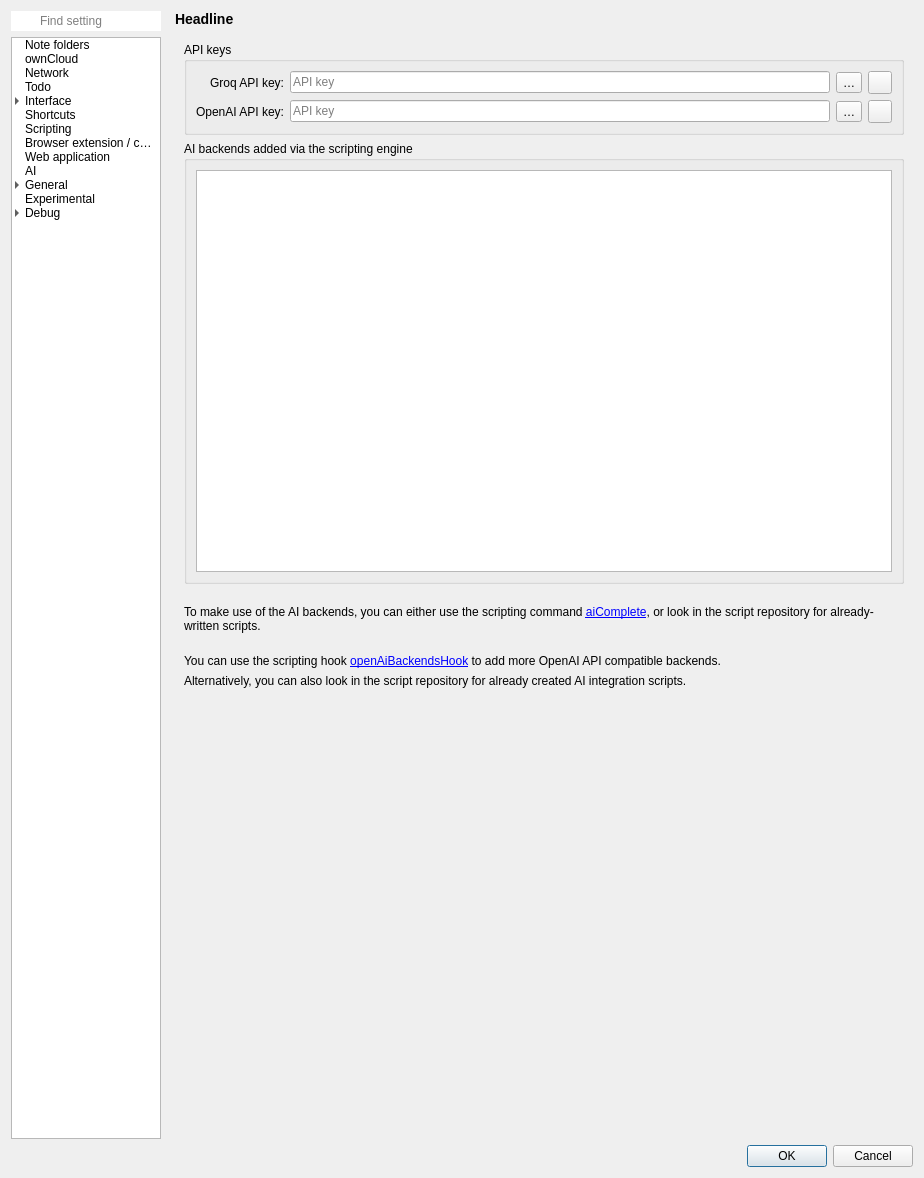
First picture: the form in src/dialogs/settingsdialog.ui, repository pbek/QOwnNotes, before the edit.
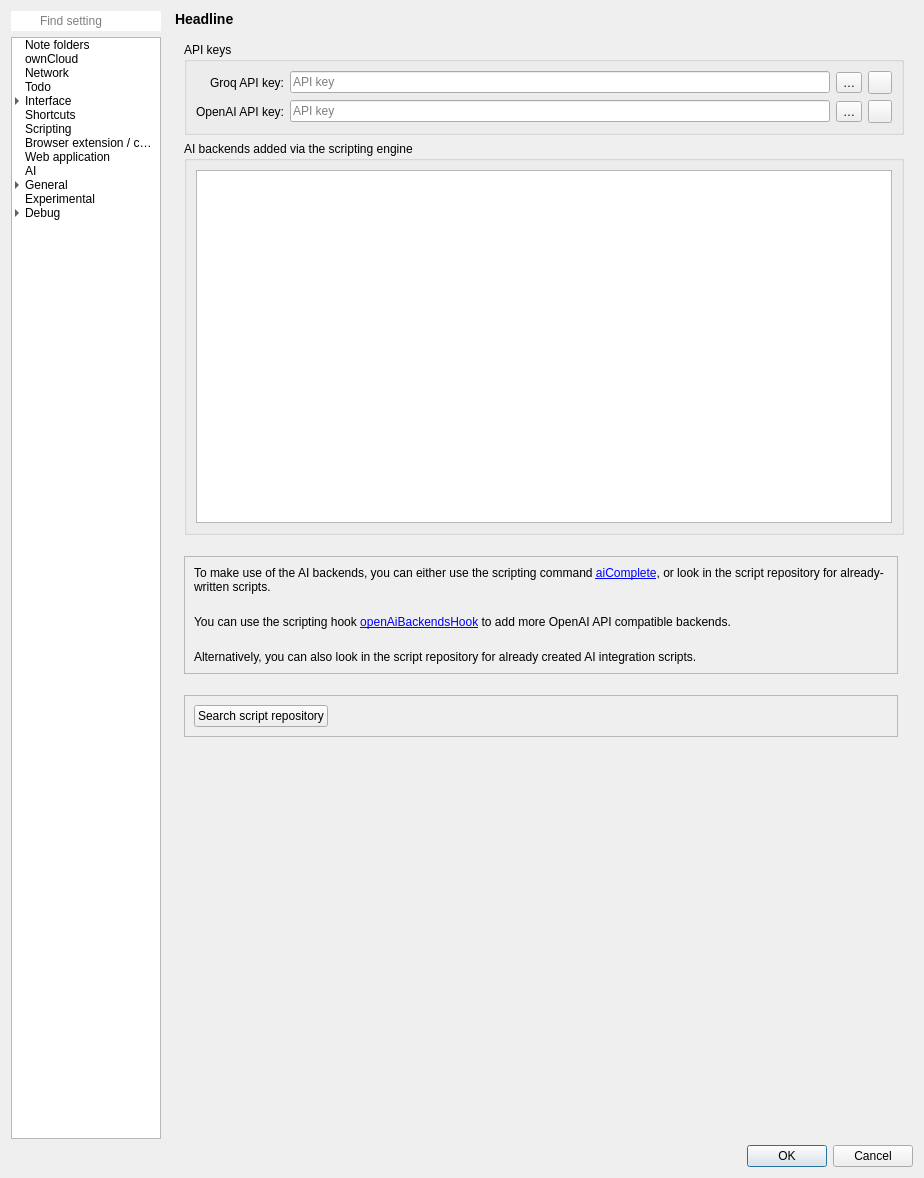
Second picture: the form after the edit. Icons and pictures are not drawn. Custom widgets are drawn as their Qt base class.

Commit message: #3064 add: AI API base URLS to treewidget and button to search script repository

Patch:
```diff
--- a/src/dialogs/settingsdialog.ui
+++ b/src/dialogs/settingsdialog.ui
@@ -6886,8 +6886,235 @@
               <verstretch>0</verstretch>
              </sizepolicy>
             </property>
-            <layout class="QVBoxLayout" name="verticalLayout_32">
-             <item>
+            <layout class="QGridLayout" name="gridLayout_88">
+             <item row="2" column="0">
+              <spacer name="aiVerticalSpacer1">
+               <property name="orientation">
+                <enum>Qt::Orientation::Vertical</enum>
+               </property>
+               <property name="sizeType">
+                <enum>QSizePolicy::Policy::Fixed</enum>
+               </property>
+               <property name="sizeHint" stdset="0">
+                <size>
+                 <width>20</width>
+                 <height>15</height>
+                </size>
+               </property>
+              </spacer>
+             </item>
+             <item row="11" column="0">
+              <spacer name="verticalSpacer_21">
+               <property name="orientation">
+                <enum>Qt::Orientation::Vertical</enum>
+               </property>
+               <property name="sizeHint" stdset="0">
+                <size>
+                 <width>20</width>
+                 <height>40</height>
+                </size>
+               </property>
+              </spacer>
+             </item>
+             <item row="3" column="0">
+              <widget class="QFrame" name="frame_8">
+               <property name="minimumSize">
+                <size>
+                 <width>0</width>
+                 <height>100</height>
+                </size>
+               </property>
+               <property name="frameShape">
+                <enum>QFrame::Shape::StyledPanel</enum>
+               </property>
+               <property name="frameShadow">
+                <enum>QFrame::Shadow::Raised</enum>
+               </property>
+               <layout class="QVBoxLayout" name="verticalLayout_32">
+                <item>
+                 <widget class="QLabel" name="openAiScriptingLabel3">
+                  <property name="text">
+                   <string>To make use of the AI backends, you can either use the scripting command &lt;a href=&quot;%1&quot;&gt;aiComplete&lt;/a&gt;, or look in the script repository for already-written scripts.</string>
+                  </property>
+                  <property name="wordWrap">
+                   <bool>true</bool>
+                  </property>
+                  <property name="openExternalLinks">
+                   <bool>true</bool>
+                  </property>
+                 </widget>
+                </item>
+                <item>
+                 <spacer name="aiVerticalSpacer2">
+                  <property name="orientation">
+                   <enum>Qt::Orientation::Vertical</enum>
+                  </property>
+                  <property name="sizeType">
+                   <enum>QSizePolicy::Policy::Fixed</enum>
+                  </property>
+                  <property name="sizeHint" stdset="0">
+                   <size>
+                    <width>20</width>
+                    <height>15</height>
+                   </size>
+                  </property>
+                 </spacer>
+                </item>
+                <item>
+                 <widget class="QLabel" name="openAiScriptingLabel">
+                  <property name="text">
+                   <string>You can use the scripting hook &lt;a href=&quot;%1&quot;&gt;openAiBackendsHook&lt;/a&gt; to add more OpenAI API compatible backends.</string>
+                  </property>
+                  <property name="wordWrap">
+                   <bool>true</bool>
+                  </property>
+                  <property name="openExternalLinks">
+                   <bool>true</bool>
+                  </property>
+                 </widget>
+                </item>
+                <item>
+                 <spacer name="aiVerticalSpacer2_3">
+                  <property name="orientation">
+                   <enum>Qt::Orientation::Vertical</enum>
+                  </property>
+                  <property name="sizeType">
+                   <enum>QSizePolicy::Policy::Fixed</enum>
+                  </property>
+                  <property name="sizeHint" stdset="0">
+                   <size>
+                    <width>20</width>
+                    <height>15</height>
+                   </size>
+                  </property>
+                 </spacer>
+                </item>
+                <item>
+                 <widget class="QLabel" name="openAiScriptingLabel2">
+                  <property name="text">
+                   <string>Alternatively, you can also look in the script repository for already created AI integration scripts.</string>
+                  </property>
+                  <property name="wordWrap">
+                   <bool>true</bool>
+                  </property>
+                 </widget>
+                </item>
+               </layout>
+              </widget>
+             </item>
+             <item row="1" column="0" colspan="2">
+              <widget class="QGroupBox" name="aiScriptingGroupBox">
+               <property name="sizePolicy">
+                <sizepolicy hsizetype="Preferred" vsizetype="MinimumExpanding">
+                 <horstretch>0</horstretch>
+                 <verstretch>0</verstretch>
+                </sizepolicy>
+               </property>
+               <property name="title">
+                <string>AI backends added via the scripting engine</string>
+               </property>
+               <layout class="QGridLayout" name="gridLayout_87">
+                <item row="0" column="0">
+                 <widget class="QTreeWidget" name="aiScriptingTreeWidget">
+                  <property name="sizePolicy">
+                   <sizepolicy hsizetype="Expanding" vsizetype="MinimumExpanding">
+                    <horstretch>0</horstretch>
+                    <verstretch>0</verstretch>
+                   </sizepolicy>
+                  </property>
+                  <property name="rootIsDecorated">
+                   <bool>false</bool>
+                  </property>
+                  <attribute name="headerVisible">
+                   <bool>false</bool>
+                  </attribute>
+                  <column>
+                   <property name="text">
+                    <string notr="true">Name</string>
+                   </property>
+                  </column>
+                  <column>
+                   <property name="text">
+                    <string notr="true">Test</string>
+                   </property>
+                  </column>
+                  <column>
+                   <property name="text">
+                    <string notr="true">Endpoint</string>
+                   </property>
+                  </column>
+                  <column>
+                   <property name="text">
+                    <string notr="true">-</string>
+                   </property>
+                  </column>
+                 </widget>
+                </item>
+               </layout>
+              </widget>
+             </item>
+             <item row="7" column="0">
+              <spacer name="aiVerticalSpacer2_2">
+               <property name="orientation">
+                <enum>Qt::Orientation::Vertical</enum>
+               </property>
+               <property name="sizeType">
+                <enum>QSizePolicy::Policy::Fixed</enum>
+               </property>
+               <property name="sizeHint" stdset="0">
+                <size>
+                 <width>20</width>
+                 <height>15</height>
+                </size>
+               </property>
+              </spacer>
+             </item>
+             <item row="10" column="0">
+              <widget class="QFrame" name="frame_7">
+               <property name="frameShape">
+                <enum>QFrame::Shape::StyledPanel</enum>
+               </property>
+               <property name="frameShadow">
+                <enum>QFrame::Shadow::Raised</enum>
+               </property>
+               <layout class="QHBoxLayout" name="horizontalLayout_15">
+                <item>
+                 <widget class="QPushButton" name="searchScriptRepositoryButton">
+                  <property name="sizePolicy">
+                   <sizepolicy hsizetype="Minimum" vsizetype="Minimum">
+                    <horstretch>0</horstretch>
+                    <verstretch>0</verstretch>
+                   </sizepolicy>
+                  </property>
+                  <property name="text">
+                   <string>Search script repository</string>
+                  </property>
+                  <property name="toolTip">
+                   <string>Search script repository for AI integration scripts</string>
+                  </property>
+                  <property name="icon">
+                   <iconset theme="QIcon::ThemeIcon::EditFind" resource="../breeze-qownnotes.qrc">
+                    <normaloff>:/icons/breeze-qownnotes/16x16/edit-find.svg</normaloff>:/icons/breeze-qownnotes/16x16/edit-find.svg</iconset>
+                  </property>
+                 </widget>
+                </item>
+                <item>
+                 <spacer name="horizontalSpacer_20">
+                  <property name="orientation">
+                   <enum>Qt::Orientation::Horizontal</enum>
+                  </property>
+                  <property name="sizeHint" stdset="0">
+                   <size>
+                    <width>40</width>
+                    <height>20</height>
+                   </size>
+                  </property>
+                 </spacer>
+                </item>
+               </layout>
+              </widget>
+             </item>
+             <item row="0" column="0" colspan="2">
               <widget class="QGroupBox" name="groupBox_40">
                <property name="title">
                 <string>API keys</string>
@@ -6986,133 +7213,6 @@
                </layout>
               </widget>
              </item>
-             <item>
-              <widget class="QGroupBox" name="aiScriptingGroupBox">
-               <property name="sizePolicy">
-                <sizepolicy hsizetype="Preferred" vsizetype="MinimumExpanding">
-                 <horstretch>0</horstretch>
-                 <verstretch>0</verstretch>
-                </sizepolicy>
-               </property>
-               <property name="title">
-                <string>AI backends added via the scripting engine</string>
-               </property>
-               <layout class="QGridLayout" name="gridLayout_87">
-                <item row="0" column="0">
-                 <widget class="QTreeWidget" name="aiScriptingTreeWidget">
-                  <property name="sizePolicy">
-                   <sizepolicy hsizetype="Expanding" vsizetype="MinimumExpanding">
-                    <horstretch>0</horstretch>
-                    <verstretch>0</verstretch>
-                   </sizepolicy>
-                  </property>
-                  <property name="rootIsDecorated">
-                   <bool>false</bool>
-                  </property>
-                  <attribute name="headerVisible">
-                   <bool>false</bool>
-                  </attribute>
-                  <column>
-                   <property name="text">
-                    <string notr="true">Name</string>
-                   </property>
-                  </column>
-                  <column>
-                   <property name="text">
-                    <string notr="true">Test</string>
-                   </property>
-                  </column>
-                  <column>
-                   <property name="text">
-                    <string notr="true">-</string>
-                   </property>
-                  </column>
-                 </widget>
-                </item>
-               </layout>
-              </widget>
-             </item>
-             <item>
-              <spacer name="aiVerticalSpacer1">
-               <property name="orientation">
-                <enum>Qt::Orientation::Vertical</enum>
-               </property>
-               <property name="sizeType">
-                <enum>QSizePolicy::Policy::Fixed</enum>
-               </property>
-               <property name="sizeHint" stdset="0">
-                <size>
-                 <width>20</width>
-                 <height>15</height>
-                </size>
-               </property>
-              </spacer>
-             </item>
-             <item>
-              <widget class="QLabel" name="openAiScriptingLabel3">
-               <property name="text">
-                <string>To make use of the AI backends, you can either use the scripting command &lt;a href=&quot;%1&quot;&gt;aiComplete&lt;/a&gt;, or look in the script repository for already-written scripts.</string>
-               </property>
-               <property name="wordWrap">
-                <bool>true</bool>
-               </property>
-               <property name="openExternalLinks">
-                <bool>true</bool>
-               </property>
-              </widget>
-             </item>
-             <item>
-              <spacer name="aiVerticalSpacer2">
-               <property name="orientation">
-                <enum>Qt::Orientation::Vertical</enum>
-               </property>
-               <property name="sizeType">
-                <enum>QSizePolicy::Policy::Fixed</enum>
-               </property>
-               <property name="sizeHint" stdset="0">
-                <size>
-                 <width>20</width>
-                 <height>15</height>
-                </size>
-               </property>
-              </spacer>
-             </item>
-             <item>
-              <widget class="QLabel" name="openAiScriptingLabel">
-               <property name="text">
-                <string>You can use the scripting hook &lt;a href=&quot;%1&quot;&gt;openAiBackendsHook&lt;/a&gt; to add more OpenAI API compatible backends.</string>
-               </property>
-               <property name="wordWrap">
-                <bool>true</bool>
-               </property>
-               <property name="openExternalLinks">
-                <bool>true</bool>
-               </property>
-              </widget>
-             </item>
-             <item>
-              <widget class="QLabel" name="openAiScriptingLabel2">
-               <property name="text">
-                <string>Alternatively, you can also look in the script repository for already created AI integration scripts.</string>
-               </property>
-               <property name="wordWrap">
-                <bool>true</bool>
-               </property>
-              </widget>
-             </item>
-             <item>
-              <spacer name="verticalSpacer_21">
-               <property name="orientation">
-                <enum>Qt::Vertical</enum>
-               </property>
-               <property name="sizeHint" stdset="0">
-                <size>
-                 <width>20</width>
-                 <height>40</height>
-                </size>
-               </property>
-              </spacer>
-             </item>
             </layout>
            </widget>
           </widget>
```
The commit also changes 6 other files.
